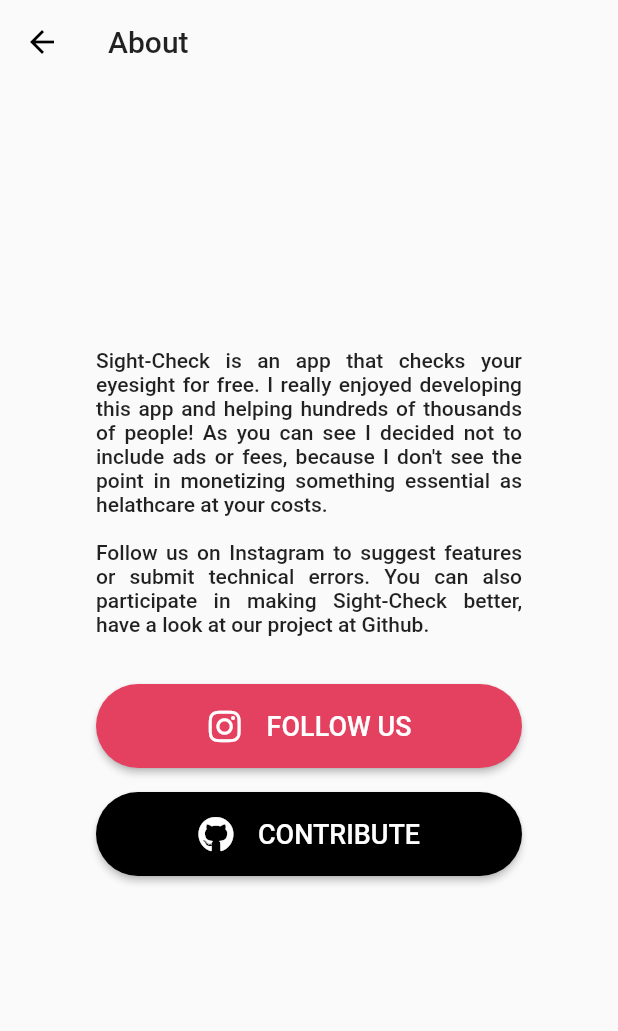
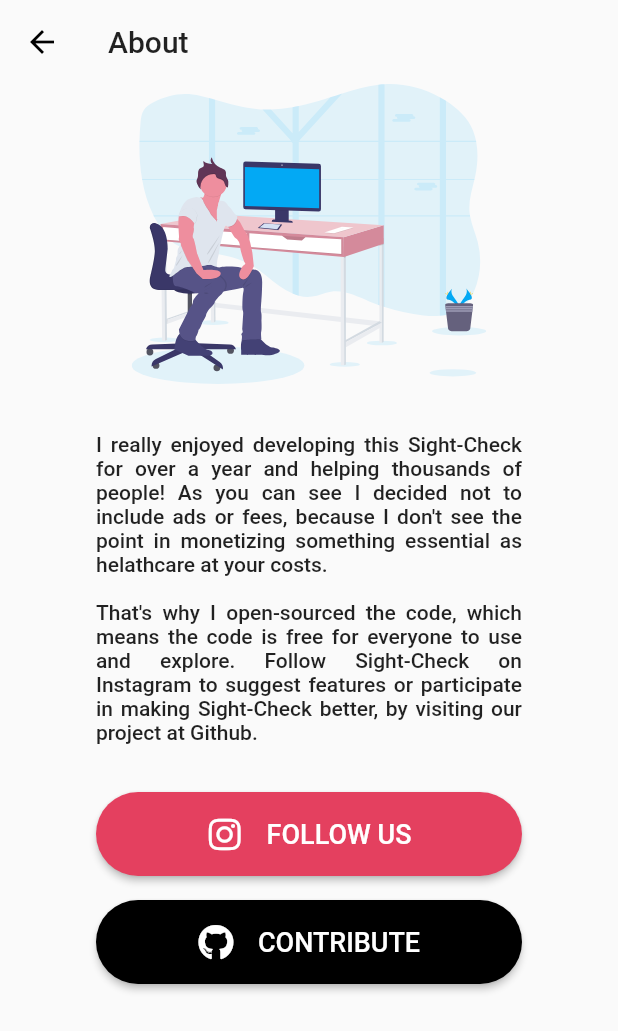
Before and after one commit to binc0/sight-check, a Flutter app: the AboutPage screen opened directly, on a phone screen of 412 x 824 dp. Shown: the top 1031 px of the screen. Run offline on Flutter 3.47's test engine with Material 2 defaults, Android fonts, the phone set to English and light mode, and no system bars; our stand-ins replace flutter_svg, font_awesome_flutter, share; missing offline and left inert: launch_review.

```diff
--- a/lib/AboutPage.dart
+++ b/lib/AboutPage.dart
@@ -1,5 +1,6 @@
 import 'package:flutter/cupertino.dart';
 import 'package:flutter/material.dart';
+import 'package:flutter_svg/svg.dart';
 import 'package:sight_check/components/GithubButton.dart';
 import 'package:sight_check/components/InstagramButton.dart';
 
@@ -19,11 +20,20 @@ class AboutPage extends StatelessWidget {
           )),
       body: Container(
         margin: EdgeInsets.only(left: 64, right: 64, bottom: 64),
+        child: SingleChildScrollView(
           child: Column(
             mainAxisAlignment: MainAxisAlignment.center,
             children: <Widget>[
+              SvgPicture.asset(
+                "assets/graphics/work.svg",
+                semanticsLabel: 'Acme Logo',
+                height: 200,
+              ),
+              Container(
+                height: 32,
+              ),
               Text(
-              "Sight-Check is an app that checks your eyesight for free. I really enjoyed developing this app and helping hundreds of thousands of people! As you can see I decided not to include ads or fees, because I don't see the point in monetizing something essential as helathcare at your costs.\n\nFollow us on Instagram to suggest features or submit technical errors. You can also participate in making Sight-Check better, have a look at our project at Github.",
+                "I really enjoyed developing this Sight-Check for over a year and helping thousands of people! As you can see I decided not to include ads or fees, because I don't see the point in monetizing something essential as helathcare at your costs.\n\nThat's why I open-sourced the code, which means the code is free for everyone to use and explore. Follow Sight-Check on Instagram to suggest features or participate in making Sight-Check better, by visiting our project at Github.",
                 textAlign: TextAlign.justify,
                 style: Theme.of(context).textTheme.body2,
               ),
@@ -38,6 +48,7 @@ class AboutPage extends StatelessWidget {
             ],
           ),
         ),
+      ),
     );
   }
 }
--- a/lib/PolicyPage.dart
+++ b/lib/PolicyPage.dart
@@ -16,7 +16,7 @@ class PolicyPage extends StatelessWidget {
               onPressed: () => Navigator.pop(context, false),
             )),
         body: Container(
-          margin: EdgeInsets.only(top: 16, right: 64, bottom: 64, left: 64),
+          margin: EdgeInsets.only(top: 16, right: 64, bottom: 32, left: 64),
           child: Column(
             children: <Widget>[
               Expanded(
--- a/lib/TermsPage.dart
+++ b/lib/TermsPage.dart
@@ -16,7 +16,7 @@ class TermsPage extends StatelessWidget {
               onPressed: () => Navigator.pop(context, false),
             )),
         body: Container(
-          margin: EdgeInsets.only(top: 16, right: 64, bottom: 64, left: 64),
+          margin: EdgeInsets.only(top: 16, right: 64, bottom: 32, left: 64),
           child: Column(
             children: <Widget>[
               Expanded(
--- a/pubspec.yaml
+++ b/pubspec.yaml
@@ -26,6 +26,8 @@ dependencies:
   share: ^0.5.2
   launch_review: ^2.0.0
   font_awesome_flutter: ^8.0.1
+  url_launcher: ^5.0.5
+  flutter_svg: ^0.13.1
 
 dev_dependencies:
   flutter_test:
```
Also changed, not shown: lib/components/GithubButton.dart (+13 -1 lines), lib/components/InstagramButton.dart (+13 -1 lines), assets/graphics/work.svg (added), pubspec.lock, 1 other file. Lines whose indentation alone changed are shown as unchanged.
